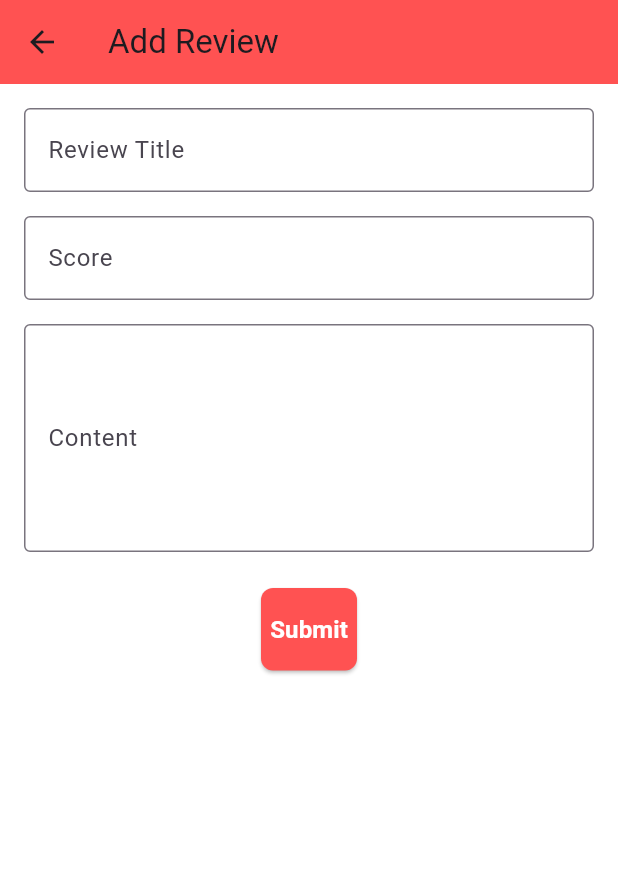
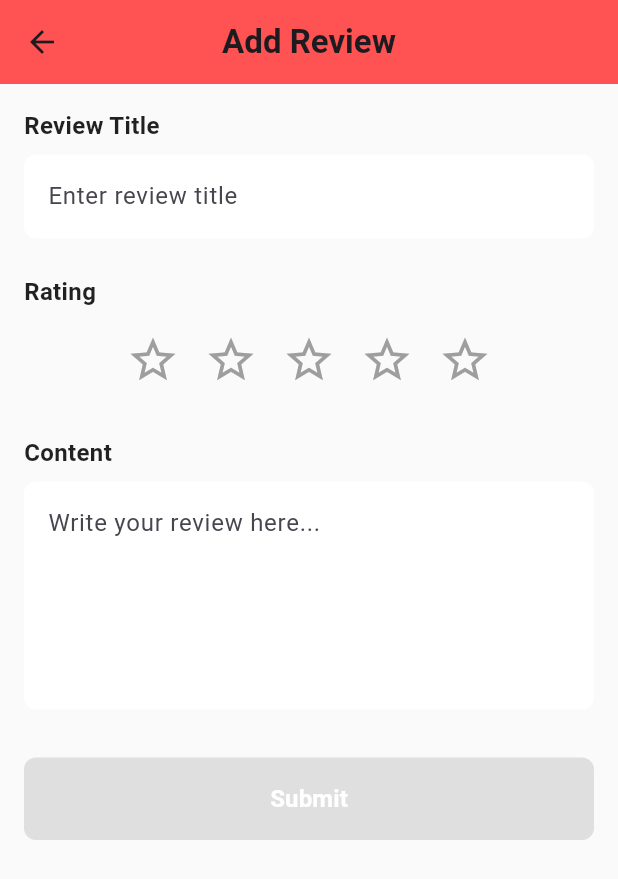
Before and after one commit to sincostandra/GameHunt-mobile, a Flutter app: the ReviewPage screen opened directly with empty values, after a tap on "Add Review", on a phone screen of 412 x 824 dp. Shown: the top 879 px of the screen. Run offline on Flutter 3.47's test engine with Material 3 defaults, Android fonts, the phone set to English and light mode, and no system bars; our stand-ins replace percent_indicator; missing offline and left inert: pbp_django_auth.

Commit message:
review done (tinggal nunggu endpoint pws)

```diff
--- a/lib/authentication/login.dart
+++ b/lib/authentication/login.dart
@@ -118,7 +118,7 @@ class _LoginPageState extends State<LoginPage> {
                             String password = _passwordController.text;
 
                             final response = await request.login(
-                                "https://utandra-nur-gamehunts.pbp.cs.ui.ac.id/authentication/flutter-login/",
+                                "http://127.0.0.1:8000/authentication/flutter-login/",
                                 {
                                   'username': username,
                                   'password': password,
--- a/lib/review/screens/add_review.dart
+++ b/lib/review/screens/add_review.dart
@@ -13,31 +13,30 @@ class AddReviewPage extends StatefulWidget {
 
 class _AddReviewPageState extends State<AddReviewPage> {
   final TextEditingController _titleController = TextEditingController();
-  final TextEditingController _scoreController = TextEditingController();
   final TextEditingController _contentController = TextEditingController();
 
+  int _selectedScore = 0; // Menyimpan rating bintang (1–5)
   bool isLoading = false;
 
   Future<void> submitReview() async {
-    setState(() { isLoading = true; });
+    setState(() {
+      isLoading = true;
+    });
 
     final request = context.read<CookieRequest>();
     try {
-      // Pastikan URL di bawah sesuai dengan urls.py Anda
       final response = await request.post(
-        "https://utandra-nur-gamehunts.pbp.cs.ui.ac.id/review/create_review_ajax/${widget.gameId}",
+        "http://127.0.0.1:8000/review/create_review_ajax/${widget.gameId}",
         {
           'title': _titleController.text,
-          'score': _scoreController.text,    // Pastikan "score" bisa di-casting ke int di sisi Django
-          'content': _contentController.text
+          'score': _selectedScore.toString(), // Kirim rating
+          'content': _contentController.text,
         },
       );
 
-      // Jika berhasil, tutup halaman & refresh daftar review di halaman sebelumnya
       if (response['title'] != null) {
         Navigator.pop(context, true);
       } else {
-        // Gagal
         ScaffoldMessenger.of(context).showSnackBar(
           const SnackBar(content: Text('Failed to add review.')),
         );
@@ -47,67 +46,116 @@ class _AddReviewPageState extends State<AddReviewPage> {
         SnackBar(content: Text("Error adding review: $e")),
       );
     } finally {
-      setState(() { isLoading = false; });
+      setState(() {
+        isLoading = false;
+      });
     }
   }
 
   @override
   Widget build(BuildContext context) {
     const primaryRed = Color(0xFFFF5252);
-    const darkBlue = Color(0xFF1C1E26);
 
     return Scaffold(
       appBar: AppBar(
-        title: const Text('Add Review'),
+        title: const Text('Add Review', style: TextStyle(fontWeight: FontWeight.bold)),
+        centerTitle: true,
         backgroundColor: primaryRed,
+        elevation: 0,
       ),
-      backgroundColor: Colors.white,
+      backgroundColor: Colors.grey[50],
       body: isLoading
           ? const Center(child: CircularProgressIndicator(color: primaryRed))
           : SingleChildScrollView(
               padding: const EdgeInsets.all(16.0),
               child: Column(
+                crossAxisAlignment: CrossAxisAlignment.start,
                 children: [
-                  // Title Field
+                  const Text(
+                    "Review Title",
+                    style: TextStyle(
+                      fontSize: 16,
+                      fontWeight: FontWeight.bold,
+                      color: Colors.black87,
+                    ),
+                  ),
+                  const SizedBox(height: 8),
                   TextField(
                     controller: _titleController,
-                    decoration: const InputDecoration(
-                      labelText: 'Review Title',
+                    decoration: InputDecoration(
                       hintText: 'Enter review title',
-                      border: OutlineInputBorder(),
+                      filled: true,
+                      fillColor: Colors.white,
+                      border: OutlineInputBorder(
+                        borderRadius: BorderRadius.circular(8.0),
+                        borderSide: BorderSide.none,
                       ),
                     ),
-                  const SizedBox(height: 16),
-                  // Score Field
-                  TextField(
-                    controller: _scoreController,
-                    keyboardType: TextInputType.number,
-                    decoration: const InputDecoration(
-                      labelText: 'Score',
-                      hintText: 'Enter a numeric score',
-                      border: OutlineInputBorder(),
+                  ),
+                  const SizedBox(height: 24),
+
+                  const Text(
+                    "Rating",
+                    style: TextStyle(
+                      fontSize: 16,
+                      fontWeight: FontWeight.bold,
+                      color: Colors.black87,
                     ),
                   ),
-                  const SizedBox(height: 16),
-                  // Content Field
+                  const SizedBox(height: 8),
+                  Row(
+                    mainAxisAlignment: MainAxisAlignment.center,
+                    children: List.generate(5, (index) {
+                      return IconButton(
+                        iconSize: 36.0,
+                        icon: index < _selectedScore
+                            ? const Icon(Icons.star, color: Colors.yellow)
+                            : const Icon(Icons.star_border, color: Colors.grey),
+                        onPressed: () {
+                          setState(() {
+                            _selectedScore = index + 1;
+                          });
+                        },
+                      );
+                    }),
+                  ),
+                  const SizedBox(height: 24),
+
+                  const Text(
+                    "Content",
+                    style: TextStyle(
+                      fontSize: 16,
+                      fontWeight: FontWeight.bold,
+                      color: Colors.black87,
+                    ),
+                  ),
+                  const SizedBox(height: 8),
                   TextField(
                     controller: _contentController,
                     maxLines: 5,
-                    decoration: const InputDecoration(
-                      labelText: 'Content',
+                    decoration: InputDecoration(
                       hintText: 'Write your review here...',
-                      border: OutlineInputBorder(),
+                      filled: true,
+                      fillColor: Colors.white,
+                      border: OutlineInputBorder(
+                        borderRadius: BorderRadius.circular(8.0),
+                        borderSide: BorderSide.none,
                       ),
                     ),
-                  const SizedBox(height: 24),
-                  ElevatedButton(
-                    onPressed: submitReview,
+                  ),
+                  const SizedBox(height: 32),
+
+                  SizedBox(
+                    width: double.infinity,
+                    child: ElevatedButton(
+                      onPressed: _selectedScore == 0 ? null : submitReview,
                       style: ElevatedButton.styleFrom(
                         backgroundColor: primaryRed,
                         padding: const EdgeInsets.symmetric(vertical: 16),
                         shape: RoundedRectangleBorder(
                           borderRadius: BorderRadius.circular(8),
                         ),
+                        elevation: 0,
                       ),
                       child: const Text(
                         'Submit',
@@ -118,6 +166,7 @@ class _AddReviewPageState extends State<AddReviewPage> {
                         ),
                       ),
                     ),
+                  ),
                 ],
               ),
             ),
--- a/lib/review/screens/review_list.dart
+++ b/lib/review/screens/review_list.dart
@@ -1,15 +1,16 @@
 import 'package:flutter/material.dart';
 import 'package:gamehunt/review/models/review.dart';
 import 'package:gamehunt/models/game.dart';
-import 'package:gamehunt/review/screens/add_review.dart';
 import 'package:gamehunt/review/widgets/game_info_card.dart';
 import 'package:gamehunt/review/widgets/review_card.dart';
+import 'package:gamehunt/review/screens/add_review.dart';
 import 'package:pbp_django_auth/pbp_django_auth.dart';
 import 'package:provider/provider.dart';
+import 'package:http/http.dart' as http;
+import 'dart:convert';
 
 class ReviewPage extends StatefulWidget {
   final String gameId;
-
   const ReviewPage({super.key, required this.gameId});
 
   @override
@@ -23,25 +24,42 @@ class _ReviewPageState extends State<ReviewPage> {
   bool isLoading = true;
   String? error;
 
+  bool isAdmin = false;
+  String currentUsername = "";
+
   @override
   void initState() {
     super.initState();
     fetchData();
   }
 
-  Future<void> fetchData() async {
+  Future<void> fetchUserData() async {
     final request = context.read<CookieRequest>();
     try {
+      final response = await request.get('http://127.0.0.1:8000/review/get_user_role');
+      setState(() {
+        isAdmin = response['role'] == 'admin';
+        currentUsername = response['username'] ?? "";
+      });
+    } catch (e) {
+      print('Error fetching user role: $e');
+    }
+  }
+
+  Future<void> fetchData() async {
+    setState(() { isLoading = true; });
+    final request = context.read<CookieRequest>();
+    try {
+      await fetchUserData();
+
       final gameResponse = await request.get(
-        'https://utandra-nur-gamehunts.pbp.cs.ui.ac.id/search/json/${widget.gameId}',
+        'http://127.0.0.1:8000/search/json/${widget.gameId}',
       );
-
       final allResponse = await request.get(
-        'https://utandra-nur-gamehunts.pbp.cs.ui.ac.id/review/get_review_json/${widget.gameId}',
+        'http://127.0.0.1:8000/review/get_review_json/${widget.gameId}',
       );
-
       final userResponse = await request.get(
-        'https://utandra-nur-gamehunts.pbp.cs.ui.ac.id/review/get_user_review/${widget.gameId}',
+        'http://127.0.0.1:8000/review/get_user_review/${widget.gameId}',
       );
 
       setState(() {
@@ -64,26 +82,72 @@ class _ReviewPageState extends State<ReviewPage> {
     }
   }
 
+  Future<void> _deleteReview(int reviewId) async {
+  final request = context.read<CookieRequest>();
+  final url = Uri.parse("http://127.0.0.1:8000/review/delete_review_flutter/$reviewId/");
+
+  // If it's user's own review, update state immediately
+  if (userReview?.id == reviewId) {
+    setState(() {
+      userReview = null;  // Clear user review first
+    });
+  }
+
+  try {
+    final response = await http.delete(
+      url,
+    );
+
+    if (response.statusCode == 200) {
+      final responseData = jsonDecode(response.body);
+      if (responseData['status'] == 'success') {
+        await fetchData(); // Refresh data
+        ScaffoldMessenger.of(context).showSnackBar(
+          const SnackBar(content: Text('Review deleted successfully')),
+        );
+      }
+    }
+  } catch (e) {
+    // If error, revert the state
+    if (userReview == null) {
+      await fetchData();
+    }
+    ScaffoldMessenger.of(context).showSnackBar(
+      SnackBar(content: Text('Error: $e')),
+    );
+  }
+}
+
   @override
   Widget build(BuildContext context) {
-    const Color primaryRed = Color(0xFFFF5252);
-    const Color darkBlue = Color(0xFF1C1E26);
-    const Color lightGray = Color(0xFFD1D1D1);
+    const primaryRed = Color(0xFFFF5252);
+    const darkBlue = Color(0xFF1C1E26);
+    const lightGray = Color(0xFFD1D1D1);
 
     return Scaffold(
+      appBar: AppBar(
+      backgroundColor: primaryRed,
+      leading: IconButton(
+        icon: const Icon(Icons.arrow_back, color: Colors.white),
+        onPressed: () => Navigator.pop(context),
+      ),
+      title: const Text(
+        'Reviews',
+        style: TextStyle(color: Colors.white),
+      ),
+    ),
       backgroundColor: Colors.white,
       body: isLoading
           ? const Center(child: CircularProgressIndicator(color: primaryRed))
           : error != null
               ? Center(child: Text(error!, style: TextStyle(color: darkBlue)))
               : SingleChildScrollView(
-                  padding: const EdgeInsets.all(16.0),
+                  padding: const EdgeInsets.all(16),
                   child: Column(
                     crossAxisAlignment: CrossAxisAlignment.start,
                     children: [
                       if (game != null) GameInfoCard(game: game!),
                       const SizedBox(height: 24),
-
                       const Text(
                         'Your Review',
                         style: TextStyle(
@@ -93,21 +157,17 @@ class _ReviewPageState extends State<ReviewPage> {
                         ),
                       ),
                       const SizedBox(height: 16),
-
                       userReview == null
                           ? SizedBox(
                               width: double.infinity,
                               child: ElevatedButton(
                                 onPressed: () {
-                                  // TODO: Navigate to add review page
                                   Navigator.push(
                                     context,
                                     MaterialPageRoute(
                                       builder: (context) => AddReviewPage(gameId: widget.gameId),
                                     ),
                                   ).then((value) {
-                                    // Jika value == true, berarti berhasil menambahkan
-                                    // Panggil ulang fetchData() agar tampilan tersinkron
                                     if (value == true) {
                                       fetchData();
                                     }
@@ -123,22 +183,23 @@ class _ReviewPageState extends State<ReviewPage> {
                                 child: const Text(
                                   'Add Review',
                                   style: TextStyle(
-                                    color: Colors.white,
-                                    fontSize: 16,
-                                    fontWeight: FontWeight.bold,
+                                    color: Colors.white, fontSize: 16, fontWeight: FontWeight.bold
                                   ),
                                 ),
                               ),
                             )
                           : Column(
                               children: [
-                                ReviewCard(review: userReview!),
+                                ReviewCard(
+                                  review: userReview!,
+                                  isAdmin: isAdmin,
+                                  currentUsername: currentUsername,
+                                  onDeleteReview: _deleteReview,
+                                ),
                                 const Divider(color: primaryRed),
                               ],
                             ),
-
                       const SizedBox(height: 24),
-
                       const Text(
                         'Other Reviews',
                         style: TextStyle(
@@ -148,40 +209,33 @@ class _ReviewPageState extends State<ReviewPage> {
                         ),
                       ),
                       const SizedBox(height: 16),
-
-                      // Filter out user's review from other reviews
-                      reviews.where((review) =>
-                        userReview == null || review.id != userReview!.id
-                      ).isEmpty
+                      reviews.where((review) => userReview == null || review.id != userReview!.id).isEmpty
                           ? const Center(
                               child: Column(
                                 children: [
-                                  Icon(Icons.mail_outline,
-                                       color: lightGray,
-                                       size: 80),
+                                  Icon(Icons.mail_outline, color: lightGray, size: 80),
                                   SizedBox(height: 16),
                                   Text(
                                     'No other reviews yet.',
-                                    style: TextStyle(
-                                      color: lightGray,
-                                      fontSize: 16
-                                    ),
+                                    style: TextStyle(color: lightGray, fontSize: 16),
                                   ),
                                 ],
                               ),
                             )
                           : Column(
                               children: reviews
-                                  .where((review) =>
-                                    userReview == null ||
-                                    review.id != userReview!.id
-                                  )
+                                  .where((review) => userReview == null || review.id != userReview!.id)
                                   .map((review) => Column(
-                                    children: [
-                                      ReviewCard(review: review),
-                                      const Divider(color: primaryRed),
-                                    ],
-                                  ))
+                                        children: [
+                                          ReviewCard(
+                                            review: review,
+                                            isAdmin: isAdmin,
+                                            currentUsername: currentUsername,
+                                            onDeleteReview: _deleteReview,
+                                          ),
+                                          const Divider(color: primaryRed),
+                                        ],
+                                      ))
                                   .toList(),
                             ),
                     ],
--- a/lib/search/screens/list_gameentry.dart
+++ b/lib/search/screens/list_gameentry.dart
@@ -37,7 +37,7 @@ class _GameEntryPageState extends State<GameEntryPage> {
     final request = context.read<CookieRequest>();
     try {
       final response = await request
-          .get('https://utandra-nur-gamehunts.pbp.cs.ui.ac.id/user-role/');
+          .get('http://127.0.0.1:8000/user-role/');
       setState(() {
         _isAdmin = response['role'] == 'admin'; // Cek role user
       });
@@ -51,7 +51,7 @@ class _GameEntryPageState extends State<GameEntryPage> {
     try {
       // Ambil data dari API
       final response = await request
-          .get('https://utandra-nur-gamehunts.pbp.cs.ui.ac.id/search/json/');
+          .get('http://127.0.0.1:8000/search/json/');
 
       // print("Raw response: $response");
 
```
Also changed, not shown: lib/review/widgets/review_card.dart (+25 -42 lines). Lines whose indentation alone changed are shown as unchanged.
